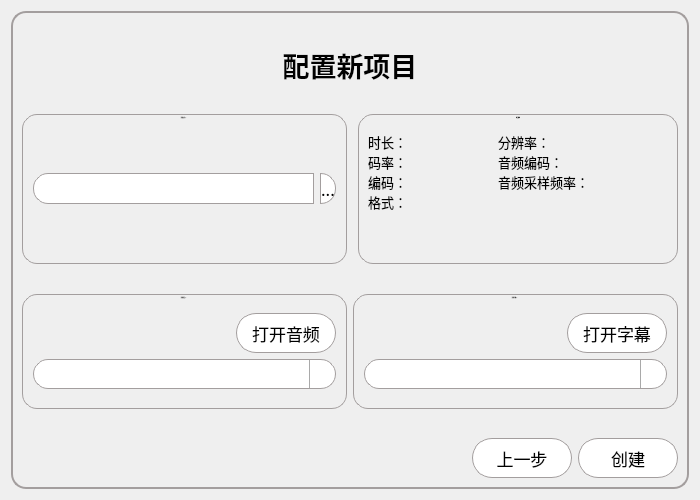
Old version of the form src/NewProjectWizard/secondpage.ui in the repository yurui105/learnEnglishWithFilms.
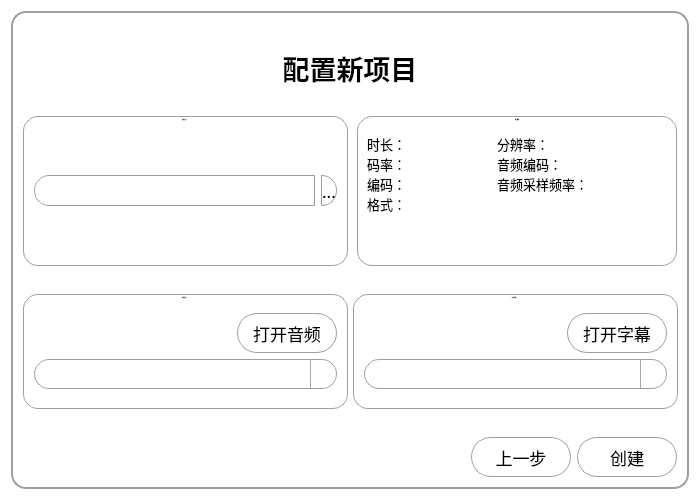
New version of the form. Icons and pictures are not drawn.

What changed in the file:
```diff
--- a/src/NewProjectWizard/secondpage.ui
+++ b/src/NewProjectWizard/secondpage.ui
@@ -25,7 +25,7 @@
    <string>Form</string>
   </property>
   <property name="styleSheet">
-   <string notr="true"/>
+   <string notr="true">background-color: rgb(255, 255, 255);</string>
   </property>
   <layout class="QVBoxLayout" name="verticalLayout_4">
    <item>
```
